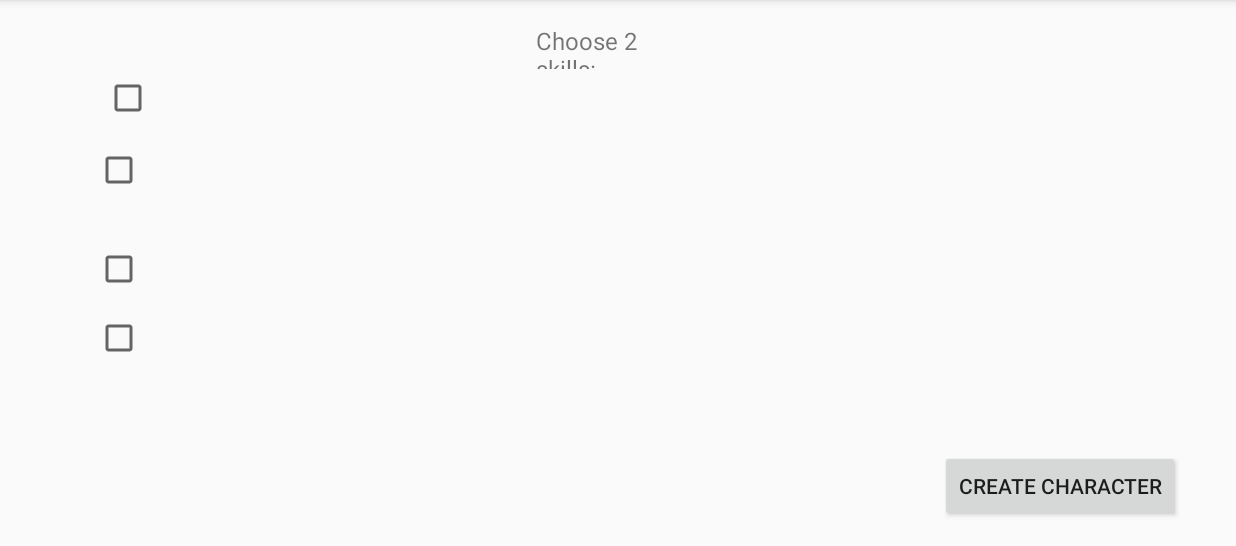
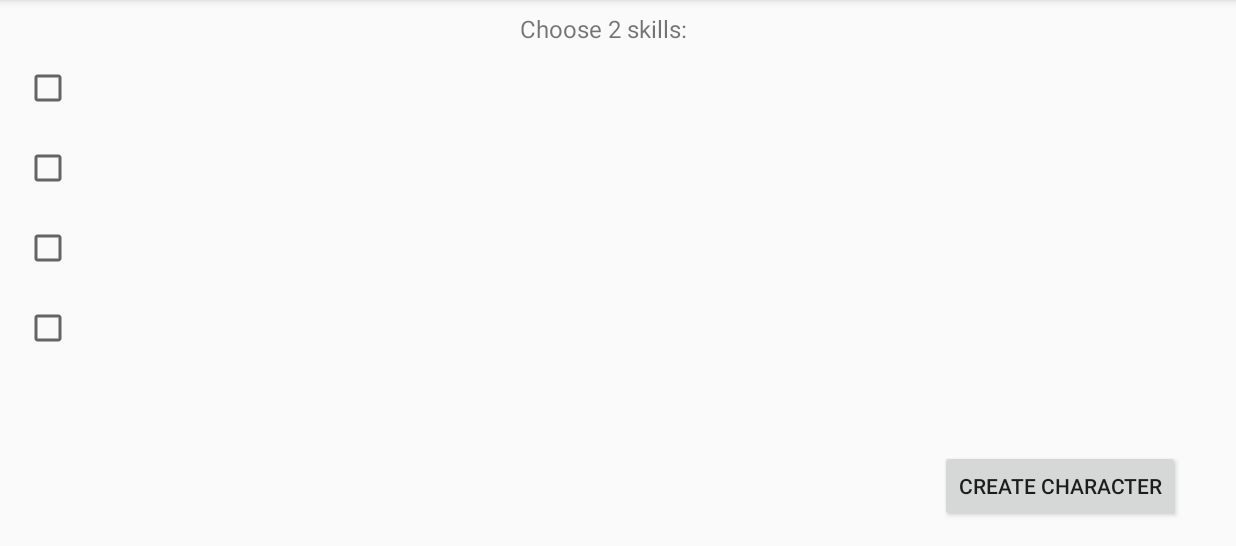
Before and after one commit to Flint64/Epic_RPG_Thing_2, an Android app: the newCharacterActivity screen opened directly, with no data from a screen before it, after a tap on "SELECT SKILLS", on a phone screen of 824 x 412 dp (held sideways), the part 72-618 px from its top. Run offline under Robolectric (Android 15) with nearby library versions, the phone set to English and light mode, and no system bars; 1 statement that could not run was skipped.

Commit message:
Update layout for skills and some basic firebase stuff

```diff
--- a/app/build.gradle
+++ b/app/build.gradle
@@ -23,10 +23,12 @@ dependencies {
     implementation 'androidx.appcompat:appcompat:1.0.2'
     implementation 'androidx.constraintlayout:constraintlayout:1.1.3'
     implementation 'androidx.legacy:legacy-support-v4:1.0.0'
-    implementation 'com.google.firebase:firebase-core:16.0.9'
     testImplementation 'junit:junit:4.12'
     implementation group: 'com.google.code.gson', name: 'gson', version: '2.8.5'
     androidTestImplementation 'androidx.test:runner:1.1.1'
     androidTestImplementation 'androidx.test.espresso:espresso-core:3.1.1'
+    implementation 'com.google.firebase:firebase-core:16.0.9'
+    implementation 'com.google.firebase:firebase-auth:17.0.0'
+    implementation 'com.google.firebase:firebase-database:17.0.0'
 }
-//apply plugin: 'com.google.gms.google-services'
+apply plugin: 'com.google.gms.google-services'
--- /dev/null
+++ b/app/src/main/java/chimera/epic_rpg_thing/FirebaseThings.java
@@ -0,0 +1,35 @@
+package chimera.epic_rpg_thing;
+
+import android.util.Log;
+
+import androidx.annotation.NonNull;
+
+import com.google.firebase.database.DataSnapshot;
+import com.google.firebase.database.DatabaseError;
+import com.google.firebase.database.DatabaseReference;
+import com.google.firebase.database.FirebaseDatabase;
+import com.google.firebase.database.ValueEventListener;
+
+public class FirebaseThings {
+    private static final String TAG = "MainActivity";
+
+    public void ReadWrite() {
+        FirebaseDatabase database = FirebaseDatabase.getInstance();
+        DatabaseReference myRef = database.getReference("character");
+
+        //myRef.setValue();
+
+        myRef.addValueEventListener(new ValueEventListener() {
+            @Override
+            public void onDataChange(@NonNull DataSnapshot dataSnapshot) {
+                Character character = dataSnapshot.getValue(Character.class);
+                Log.d(TAG, "Value is: " + character);
+            }
+
+            @Override
+            public void onCancelled(@NonNull DatabaseError databaseError) {
+                Log.w(TAG, "Failed to read value. ",databaseError.toException());
+            }
+        });
+    }
+}
--- a/app/src/main/java/chimera/epic_rpg_thing/view/newCharacterActivity.java
+++ b/app/src/main/java/chimera/epic_rpg_thing/view/newCharacterActivity.java
@@ -696,26 +696,26 @@ public class newCharacterActivity extends AppCompatActivity {
 
      public void selectSkills(View view){
 
-//         TextView nameField = findViewById(R.id.characterName);
+         TextView nameField = findViewById(R.id.characterName);
 
-//         if (nameField.getText().equals(null) || nameField.getText().equals("")) {
-//            //do nothing
-//             return;
-//         } else {
-//             name = nameField.getText().toString();
-//         }
+         if (nameField.getText().equals(null) || nameField.getText().equals("")) {
+          //do nothing
+             return;
+         } else {
+             name = nameField.getText().toString();
+         }
 
              Intent i = new Intent(this, selectSkillsActivity.class);
 
-//             i.putExtra("class", choice);
-//             i.putExtra("name", name);
-//             i.putExtra("intelligence", finalIntelligence);
-//             i.putExtra("dexterity", finalDexterity);
-//             i.putExtra("strength", finalStrength);
-//             i.putExtra("health", finalHealth);
-//             i.putExtra("mana", finalMana);
-//             i.putExtra("evasion", finalEvasion);
-//             i.putExtra("damage", finalDamage);
+             i.putExtra("class", choice);
+             i.putExtra("name", name);
+             i.putExtra("intelligence", finalIntelligence);
+             i.putExtra("dexterity", finalDexterity);
+             i.putExtra("strength", finalStrength);
+             i.putExtra("health", finalHealth);
+             i.putExtra("mana", finalMana);
+             i.putExtra("evasion", finalEvasion);
+             i.putExtra("damage", finalDamage);
 
              startActivity(i);
          }
--- a/app/src/main/java/chimera/epic_rpg_thing/view/selectSkillsActivity.java
+++ b/app/src/main/java/chimera/epic_rpg_thing/view/selectSkillsActivity.java
@@ -35,7 +35,7 @@ public class selectSkillsActivity extends AppCompatActivity{
         super.onCreate(savedInstanceState);
         setContentView(R.layout.activity_select_skills);
 
-//        choice = getIntent().getStringExtra("class");
+    //    choice = getIntent().getStringExtra("class");
         setChoice(getIntent().getStringExtra("class"));
 
         choice = getChoice();
@@ -44,7 +44,7 @@ public class selectSkillsActivity extends AppCompatActivity{
 //        finalIntelligence = Short.parseShort(getIntent().getStringExtra("intelligence"));
 //        finalDexterity = Short.parseShort(getIntent().getStringExtra("dexterity"));
 //        finalStrength = Short.parseShort(getIntent().getStringExtra("strength"));
-//        finalHealth = Double.parseDouble(getIntent().getStringExtra("health"));
+//       finalHealth = Double.parseDouble(getIntent().getStringExtra("health"));
 //        finalMana = Float.parseFloat(getIntent().getStringExtra("mana"));
 //        finalDamage = Float.parseFloat(getIntent().getStringExtra("damage"));
 //        finalEvasion = Double.parseDouble(getIntent().getStringExtra("evasion"));
--- a/app/src/main/res/layout-land/activity_select_skills.xml
+++ b/app/src/main/res/layout-land/activity_select_skills.xml
@@ -9,112 +9,103 @@
     <TextView
         android:id="@+id/skill_1_label"
         android:layout_width="422dp"
-        android:layout_height="wrap_content"
-        android:layout_marginTop="8dp"
-        android:layout_marginEnd="240dp"
-        android:layout_marginBottom="12dp"
+        android:layout_height="0dp"
+        android:layout_marginStart="18dp"
         android:textSize="16sp"
         android:visibility="visible"
-        app:layout_constraintBottom_toTopOf="@+id/skill_2_label"
-        app:layout_constraintEnd_toEndOf="parent"
-        app:layout_constraintTop_toTopOf="parent"
-        app:layout_constraintVertical_bias="0.763" />
+        app:layout_constraintBottom_toBottomOf="@+id/selectSkill_1"
+        app:layout_constraintStart_toEndOf="@+id/selectSkill_1"
+        app:layout_constraintTop_toTopOf="@+id/selectSkill_1"
+        app:layout_constraintVertical_bias="0.0" />
 
     <CheckBox
         android:id="@+id/selectSkill_1"
         android:layout_width="wrap_content"
         android:layout_height="37dp"
-        android:layout_marginStart="8dp"
+        android:layout_marginStart="16dp"
+        android:layout_marginTop="40dp"
         android:visibility="visible"
-        app:layout_constraintBottom_toBottomOf="@+id/skill_1_label"
-        app:layout_constraintEnd_toStartOf="@+id/skill_1_label"
         app:layout_constraintStart_toStartOf="parent"
-        app:layout_constraintTop_toTopOf="@+id/skill_1_label"
+        app:layout_constraintTop_toTopOf="parent"
         tools:visibility="visible" />
 
     <TextView
         android:id="@+id/skill_2_label"
         android:layout_width="425dp"
         android:layout_height="0dp"
-        android:layout_marginEnd="240dp"
-        android:layout_marginBottom="44dp"
+        android:layout_marginStart="18dp"
         android:textSize="16sp"
         android:visibility="visible"
-        app:layout_constraintBottom_toTopOf="@+id/skill_3_label"
-        app:layout_constraintEnd_toEndOf="parent" />
+        app:layout_constraintBottom_toBottomOf="@+id/selectSkill_2"
+        app:layout_constraintStart_toEndOf="@+id/selectSkill_2"
+        app:layout_constraintTop_toTopOf="@+id/selectSkill_2" />
 
     <CheckBox
         android:id="@+id/selectSkill_2"
         android:layout_width="wrap_content"
         android:layout_height="37dp"
-        android:layout_marginStart="8dp"
-        android:layout_marginEnd="8dp"
+        android:layout_marginStart="16dp"
+        android:layout_marginTop="16dp"
         android:visibility="visible"
-        app:layout_constraintBottom_toBottomOf="@+id/skill_2_label"
-        app:layout_constraintEnd_toStartOf="@+id/skill_2_label"
         app:layout_constraintStart_toStartOf="parent"
-        app:layout_constraintTop_toTopOf="@+id/skill_2_label"
+        app:layout_constraintTop_toBottomOf="@+id/selectSkill_1"
         tools:visibility="visible" />
 
     <TextView
         android:id="@+id/skill_3_label"
         android:layout_width="425dp"
         android:layout_height="0dp"
-        android:layout_marginEnd="240dp"
-        android:layout_marginBottom="24dp"
+        android:layout_marginStart="18dp"
         android:textSize="16sp"
         android:visibility="visible"
-        app:layout_constraintBottom_toTopOf="@+id/skill_4_label"
-        app:layout_constraintEnd_toEndOf="parent" />
+        app:layout_constraintBottom_toBottomOf="@+id/selectSkill_3"
+        app:layout_constraintStart_toEndOf="@+id/selectSkill_3"
+        app:layout_constraintTop_toTopOf="@+id/selectSkill_3" />
 
     <CheckBox
         android:id="@+id/selectSkill_3"
         android:layout_width="wrap_content"
         android:layout_height="37dp"
-        android:layout_marginStart="8dp"
-        android:layout_marginEnd="8dp"
+        android:layout_marginStart="16dp"
+        android:layout_marginTop="16dp"
         android:visibility="visible"
-        app:layout_constraintBottom_toBottomOf="@+id/skill_3_label"
-        app:layout_constraintEnd_toStartOf="@+id/skill_3_label"
         app:layout_constraintStart_toStartOf="parent"
-        app:layout_constraintTop_toTopOf="@+id/skill_3_label"
+        app:layout_constraintTop_toBottomOf="@+id/selectSkill_2"
         tools:visibility="visible" />
 
     <TextView
         android:id="@+id/skill_4_label"
         android:layout_width="425dp"
         android:layout_height="0dp"
-        android:layout_marginEnd="240dp"
-        android:layout_marginBottom="128dp"
+        android:layout_marginStart="20dp"
         android:textSize="16sp"
         android:visibility="visible"
-        app:layout_constraintBottom_toBottomOf="parent"
-        app:layout_constraintEnd_toEndOf="parent" />
+        app:layout_constraintBottom_toBottomOf="@+id/selectSkill_4"
+        app:layout_constraintStart_toEndOf="@+id/selectSkill_4"
+        app:layout_constraintTop_toTopOf="@+id/selectSkill_4" />
 
     <CheckBox
         android:id="@+id/selectSkill_4"
         android:layout_width="wrap_content"
         android:layout_height="37dp"
-        android:layout_marginStart="8dp"
-        android:layout_marginEnd="8dp"
+        android:layout_marginStart="16dp"
+        android:layout_marginTop="16dp"
         android:visibility="visible"
-        app:layout_constraintBottom_toBottomOf="@+id/skill_4_label"
-        app:layout_constraintEnd_toStartOf="@+id/skill_4_label"
         app:layout_constraintStart_toStartOf="parent"
-        app:layout_constraintTop_toTopOf="@+id/skill_4_label"
+        app:layout_constraintTop_toBottomOf="@+id/selectSkill_3"
         tools:visibility="visible" />
 
     <TextView
         android:id="@+id/instructions"
-        android:layout_width="108dp"
-        android:layout_height="30dp"
+        android:layout_width="153dp"
+        android:layout_height="28dp"
         android:layout_marginStart="8dp"
-        android:layout_marginTop="16dp"
+        android:layout_marginTop="8dp"
         android:layout_marginEnd="8dp"
         android:text="Choose 2 skills:"
         android:textSize="16sp"
         app:layout_constraintEnd_toEndOf="parent"
-        app:layout_constraintHorizontal_bias="0.499"
+        app:layout_constraintHorizontal_bias="0.517"
         app:layout_constraintStart_toStartOf="parent"
         app:layout_constraintTop_toTopOf="parent" />
 
```
